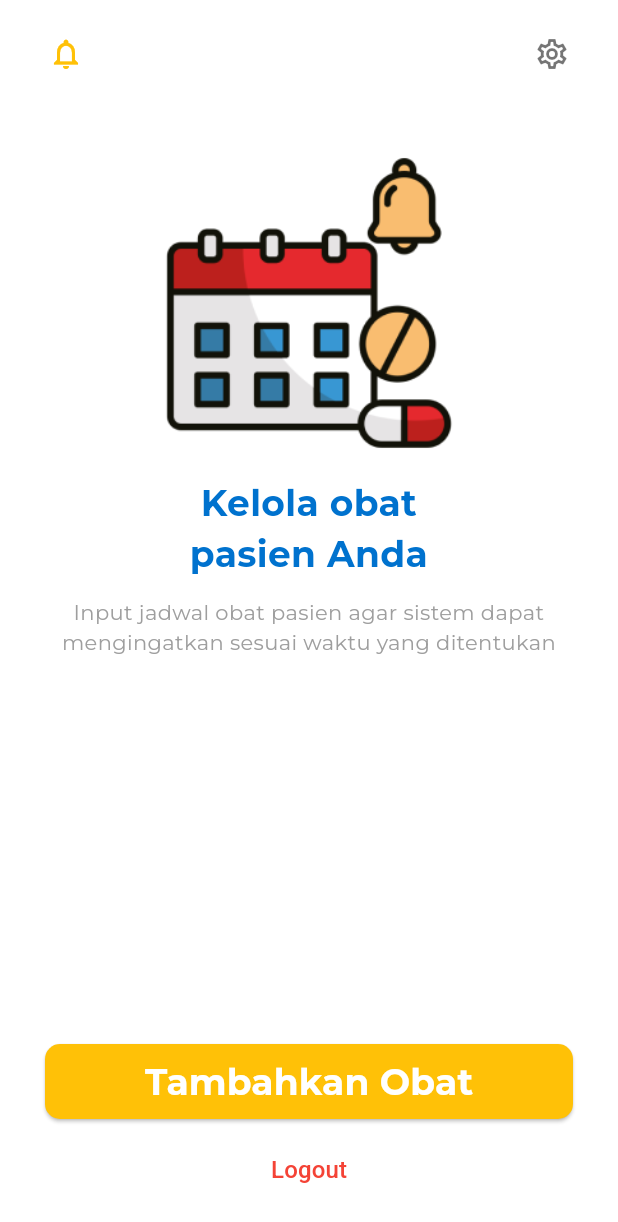
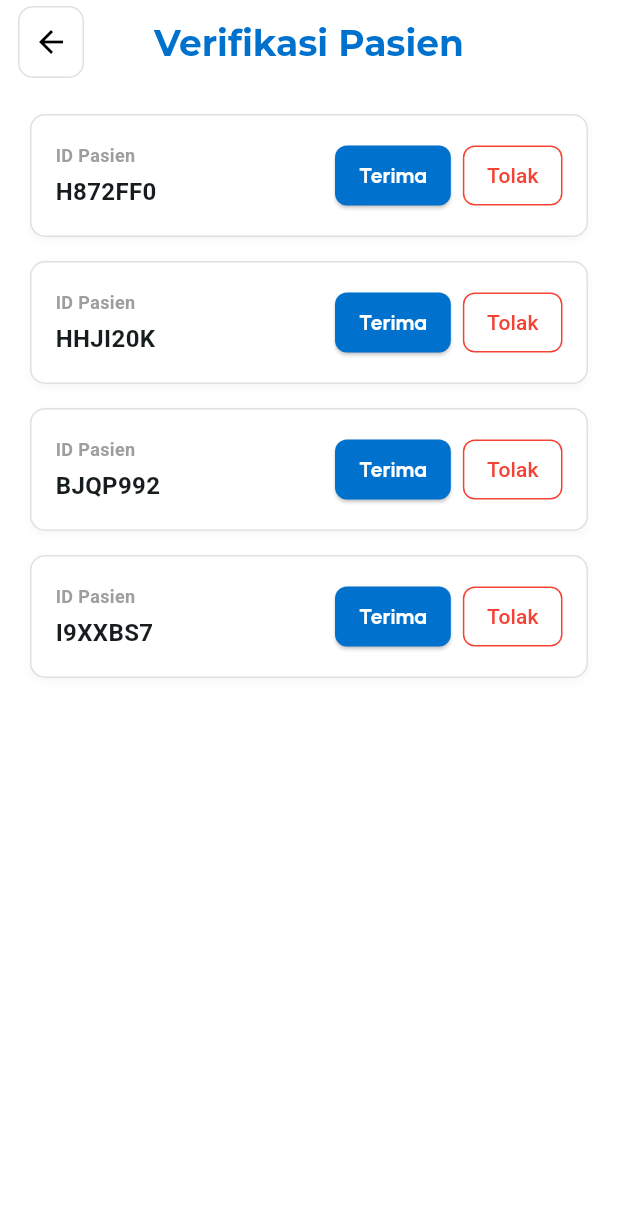
Before and after one commit to ipaddr/MPLJJ25-138-KEL-10, a Flutter app: the HomePage screen opened by its route, after a tap on the "notifications none" icon, on a phone screen of 412 x 824 dp. Shown: the top 1222 px of the screen. Run offline on Flutter 3.47's test engine with Material 3 defaults, Android fonts, the phone set to English and light mode, and no system bars; our stand-ins replace firebase_auth, firebase_core, google_sign_in, image_picker; accounts and stored records are empty.

Commit message:
last page

```diff
--- a/sembuhtbc_admin/lib/homepage.dart
+++ b/sembuhtbc_admin/lib/homepage.dart
@@ -25,7 +25,7 @@ class HomePage extends StatelessWidget {
                       color: Colors.amber,
                     ),
                     onPressed: () {
-                      Navigator.pushReplacementNamed(context, '/verif');
+                      Navigator.pushReplacementNamed(context, '/verify');
                     },
                   ),
                   IconButton(
--- a/sembuhtbc_admin/lib/profile_admin.dart
+++ b/sembuhtbc_admin/lib/profile_admin.dart
@@ -423,6 +423,8 @@ class _ProfileAdminPageState extends State<ProfileAdminPage> {
               ),
             ),
 
+            const SizedBox(height: 14),
+
             // Logout
             TextButton(
               onPressed: () {
--- a/sembuhtbc_admin/lib/verif_acc.dart
+++ b/sembuhtbc_admin/lib/verif_acc.dart
@@ -0,0 +1,299 @@
+import 'package:flutter/material.dart';
+
+class VerifikasiPasienScreen extends StatefulWidget {
+  const VerifikasiPasienScreen({super.key});
+
+  @override
+  _VerifikasiPasienScreenState createState() => _VerifikasiPasienScreenState();
+}
+
+class _VerifikasiPasienScreenState extends State<VerifikasiPasienScreen> {
+  List<Map<String, String>> pendingUsers = [
+    {'uid': 'H872FF0'},
+    {'uid': 'HHJI20K'},
+    {'uid': 'BJQP992'},
+    {'uid': 'I9XXBS7'},
+  ];
+
+  void _showConfirmationDialog(
+    BuildContext context,
+    String uid,
+    String action,
+  ) {
+    showDialog(
+      context: context,
+      builder: (BuildContext context) {
+        return Dialog(
+          shape: RoundedRectangleBorder(
+            borderRadius: BorderRadius.circular(12),
+          ),
+          child: Padding(
+            padding: const EdgeInsets.all(20),
+            child: Column(
+              mainAxisSize: MainAxisSize.min,
+              crossAxisAlignment: CrossAxisAlignment.start,
+              children: [
+                const Text(
+                  "Konfirmasi Verifikasi",
+                  style: TextStyle(
+                    fontFamily: 'Montserrat',
+                    fontSize: 20,
+                    fontWeight: FontWeight.bold,
+                    color: Color(0xFF0072CE),
+                  ),
+                ),
+                const SizedBox(height: 16),
+                Text(
+                  "Apakah Anda yakin ingin ${action == 'menerima' ? 'menerima' : 'menolak'} verifikasi pasien dengan ID: $uid?",
+                  style: const TextStyle(
+                    fontFamily: 'Roboto',
+                    fontSize: 15,
+                    fontWeight: FontWeight.normal,
+                  ),
+                ),
+                const SizedBox(height: 24),
+                Row(
+                  mainAxisAlignment: MainAxisAlignment.end,
+                  children: [
+                    TextButton(
+                      onPressed: () => Navigator.pop(context),
+                      style: TextButton.styleFrom(
+                        padding: const EdgeInsets.symmetric(
+                          horizontal: 16,
+                          vertical: 12,
+                        ),
+                        shape: RoundedRectangleBorder(
+                          borderRadius: BorderRadius.circular(8),
+                        ),
+                      ),
+                      child: const Text(
+                        "Batal",
+                        style: TextStyle(
+                          fontFamily: 'Roboto',
+                          fontSize: 14,
+                          color: Colors.red,
+                        ),
+                      ),
+                    ),
+                    const SizedBox(width: 8),
+                    ElevatedButton(
+                      onPressed: () {
+                        setState(() {
+                          pendingUsers.removeWhere(
+                            (user) => user['uid'] == uid,
+                          );
+                        });
+                        Navigator.pop(context);
+                        ScaffoldMessenger.of(context).showSnackBar(
+                          SnackBar(
+                            content: Text(
+                              "Verifikasi telah ${action == 'menerima' ? 'diterima' : 'ditolak'}",
+                              style: const TextStyle(fontFamily: 'Roboto'),
+                            ),
+                            backgroundColor:
+                                action == 'menerima'
+                                    ? Colors.green
+                                    : Colors.red,
+                          ),
+                        );
+                      },
+                      style: ElevatedButton.styleFrom(
+                        backgroundColor: const Color(0xFF0072CE),
+                        padding: const EdgeInsets.symmetric(
+                          horizontal: 16,
+                          vertical: 12,
+                        ),
+                        shape: RoundedRectangleBorder(
+                          borderRadius: BorderRadius.circular(8),
+                        ),
+                      ),
+                      child: Text(
+                        action == 'menerima' ? "Terima" : "Tolak",
+                        style: const TextStyle(
+                          fontFamily: 'Roboto',
+                          fontSize: 14,
+                          color: Colors.white,
+                        ),
+                      ),
+                    ),
+                  ],
+                ),
+              ],
+            ),
+          ),
+        );
+      },
+    );
+  }
+
+  @override
+  Widget build(BuildContext context) {
+    return Scaffold(
+      appBar: AppBar(
+        title: const Text(
+          'Verifikasi Pasien',
+          style: TextStyle(
+            fontFamily: 'Montserrat',
+            fontSize: 24,
+            fontWeight: FontWeight.bold,
+            color: Color(0xFF0072CE),
+          ),
+        ),
+        leading: Padding(
+          padding: const EdgeInsets.only(left: 12),
+          child: Align(
+            alignment: Alignment.centerLeft,
+            child: SizedBox(
+              width: 48,
+              height: 48,
+              child: TextButton(
+                style: TextButton.styleFrom(
+                  backgroundColor: Colors.white,
+                  padding: EdgeInsets.zero,
+                  shape: RoundedRectangleBorder(
+                    borderRadius: BorderRadius.circular(10),
+                    side: BorderSide(color: Colors.grey[300]!, width: 1),
+                  ),
+                ),
+                onPressed:
+                    () => Navigator.pushReplacementNamed(context, '/home'),
+                child: const Icon(
+                  Icons.arrow_back,
+                  size: 24,
+                  color: Colors.black,
+                ),
+              ),
+            ),
+          ),
+        ),
+        backgroundColor: Colors.white,
+        elevation: 0,
+        centerTitle: true,
+      ),
+      backgroundColor: Colors.white,
+      body:
+          pendingUsers.isEmpty
+              ? Center(
+                child: Text(
+                  "Tidak ada permintaan verifikasi.",
+                  style: TextStyle(
+                    fontFamily: 'Roboto',
+                    color: Colors.grey[600],
+                  ),
+                ),
+              )
+              : SingleChildScrollView(
+                padding: const EdgeInsets.all(20),
+                child: Column(
+                  children: [
+                    ...pendingUsers.map((user) {
+                      final uid = user['uid']!;
+                      return Container(
+                        margin: const EdgeInsets.only(bottom: 16),
+                        padding: const EdgeInsets.all(16),
+                        decoration: BoxDecoration(
+                          color: Colors.white,
+                          border: Border.all(color: Colors.grey[300]!),
+                          borderRadius: BorderRadius.circular(10),
+                          boxShadow: [
+                            BoxShadow(
+                              color: Colors.grey.withOpacity(0.1),
+                              blurRadius: 4,
+                              offset: const Offset(0, 2),
+                            ),
+                          ],
+                        ),
+                        child: Row(
+                          mainAxisAlignment: MainAxisAlignment.spaceBetween,
+                          children: [
+                            Column(
+                              crossAxisAlignment: CrossAxisAlignment.start,
+                              children: [
+                                const Text(
+                                  "ID Pasien",
+                                  style: TextStyle(
+                                    fontFamily: 'Roboto',
+                                    fontSize: 12,
+                                    color: Colors.grey,
+                                    fontWeight: FontWeight.bold,
+                                  ),
+                                ),
+                                const SizedBox(height: 4),
+                                Text(
+                                  uid,
+                                  style: const TextStyle(
+                                    fontFamily: 'Roboto',
+                                    fontSize: 16,
+                                    fontWeight: FontWeight.bold,
+                                  ),
+                                ),
+                              ],
+                            ),
+                            Row(
+                              children: [
+                                ElevatedButton(
+                                  onPressed: () {
+                                    _showConfirmationDialog(
+                                      context,
+                                      uid,
+                                      'menerima',
+                                    );
+                                  },
+                                  style: ElevatedButton.styleFrom(
+                                    backgroundColor: const Color(0xFF0072CE),
+                                    shape: RoundedRectangleBorder(
+                                      borderRadius: BorderRadius.circular(8),
+                                    ),
+                                    padding: const EdgeInsets.symmetric(
+                                      horizontal: 16,
+                                      vertical: 10,
+                                    ),
+                                  ),
+                                  child: const Text(
+                                    "Terima",
+                                    style: TextStyle(
+                                      fontFamily: 'Urbanist',
+                                      color: Colors.white,
+                                      fontWeight: FontWeight.bold,
+                                    ),
+                                  ),
+                                ),
+                                const SizedBox(width: 8),
+                                OutlinedButton(
+                                  onPressed: () {
+                                    _showConfirmationDialog(
+                                      context,
+                                      uid,
+                                      'menolak',
+                                    );
+                                  },
+                                  style: OutlinedButton.styleFrom(
+                                    side: const BorderSide(color: Colors.red),
+                                    shape: RoundedRectangleBorder(
+                                      borderRadius: BorderRadius.circular(8),
+                                    ),
+                                    padding: const EdgeInsets.symmetric(
+                                      horizontal: 16,
+                                      vertical: 10,
+                                    ),
+                                  ),
+                                  child: const Text(
+                                    "Tolak",
+                                    style: TextStyle(
+                                      fontFamily: 'Roboto',
+                                      color: Colors.red,
+                                    ),
+                                  ),
+                                ),
+                              ],
+                            ),
+                          ],
+                        ),
+                      );
+                    }).toList(),
+                  ],
+                ),
+              ),
+    );
+  }
+}
```
Also changed, not shown: sembuhtbc_admin/lib/main.dart (+5 -3 lines), sembuhtbc_admin/lib/manage_med.dart (+145 -34 lines).
